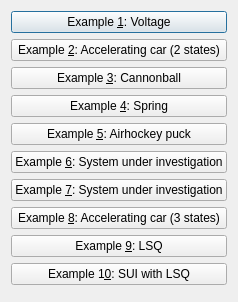
Above: Tools/ToolKalmanFilterer/qtkalmanfilterexamplesdialog.ui from richelbilderbeek/ProjectRichelBilderbeek before the change. Below: the same form after it.
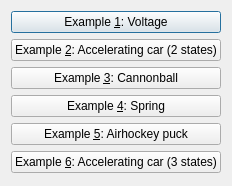
That is the form after the change. Icons and pictures are not drawn.

```diff
--- a/Tools/ToolKalmanFilterer/qtkalmanfilterexamplesdialog.ui
+++ b/Tools/ToolKalmanFilterer/qtkalmanfilterexamplesdialog.ui
@@ -6,8 +6,8 @@
    <rect>
     <x>0</x>
     <y>0</y>
-    <width>212</width>
-    <height>302</height>
+    <width>209</width>
+    <height>186</height>
    </rect>
   </property>
   <property name="windowTitle">
@@ -56,35 +56,7 @@
    <item>
     <widget class="QPushButton" name="button_6">
      <property name="text">
-      <string>Example &amp;6: System under investigation</string>
-     </property>
-    </widget>
-   </item>
-   <item>
-    <widget class="QPushButton" name="button_7">
-     <property name="text">
-      <string>Example &amp;7: System under investigation</string>
-     </property>
-    </widget>
-   </item>
-   <item>
-    <widget class="QPushButton" name="button_8">
-     <property name="text">
-      <string>Example &amp;8: Accelerating car (3 states)</string>
-     </property>
-    </widget>
-   </item>
-   <item>
-    <widget class="QPushButton" name="button_9">
-     <property name="text">
-      <string>Example &amp;9: LSQ</string>
-     </property>
-    </widget>
-   </item>
-   <item>
-    <widget class="QPushButton" name="button_10">
-     <property name="text">
-      <string>Example 1&amp;0: SUI with LSQ</string>
+      <string>Example &amp;6: Accelerating car (3 states)</string>
      </property>
     </widget>
    </item>
```
